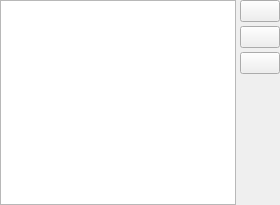
Above: ui/settingsmanager/qqboardssettings.ui from dguihal/quteqoin before the change. Below: the same form after it.
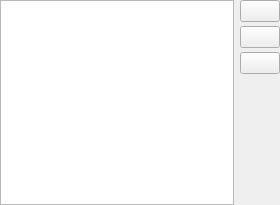
That is the form after the change. Icons and pictures are not drawn.

What changed in the file:
```diff
--- a/ui/settingsmanager/qqboardssettings.ui
+++ b/ui/settingsmanager/qqboardssettings.ui
@@ -15,7 +15,7 @@
   </property>
   <layout class="QHBoxLayout" name="horizontalLayout">
    <property name="spacing">
-    <number>4</number>
+    <number>6</number>
    </property>
    <property name="leftMargin">
     <number>0</number>
```
